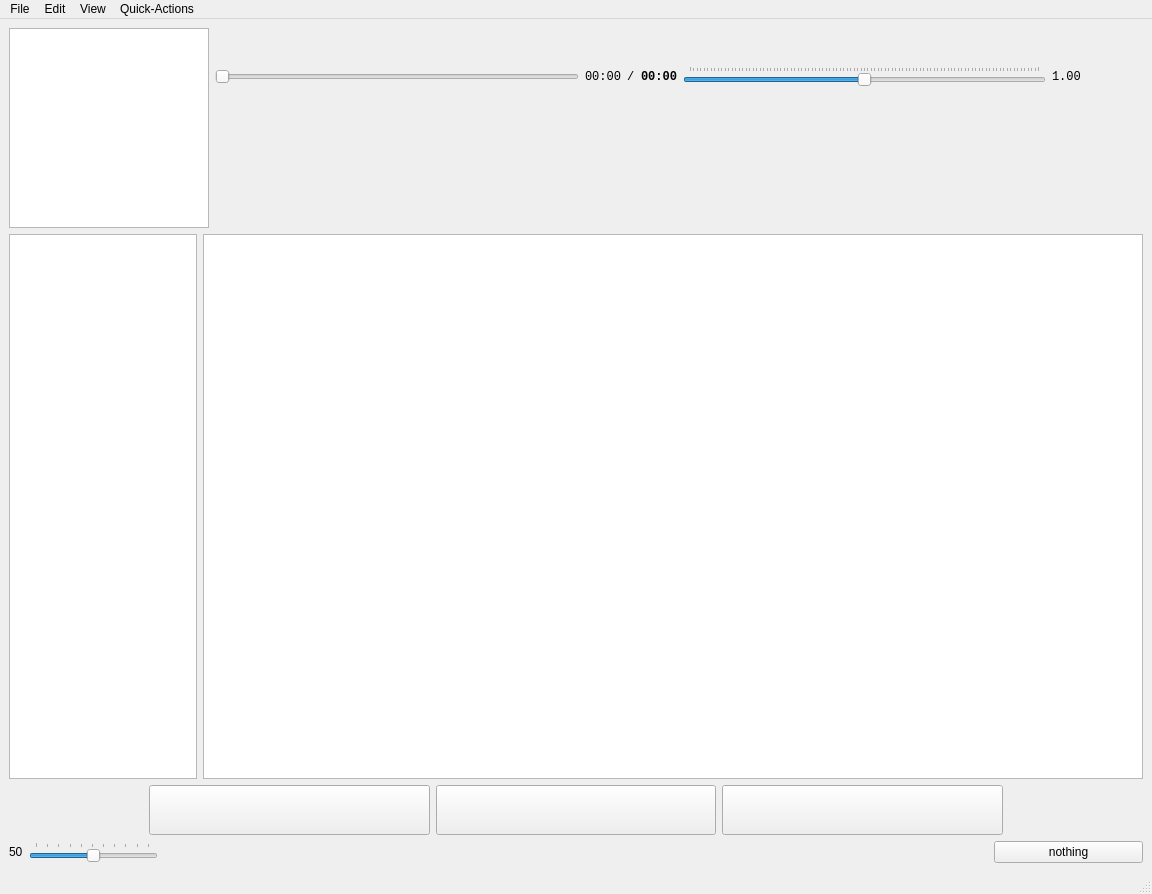
Before: the Qt Designer form ui.ui in billypom/musicpom, drawn with Qt 5.
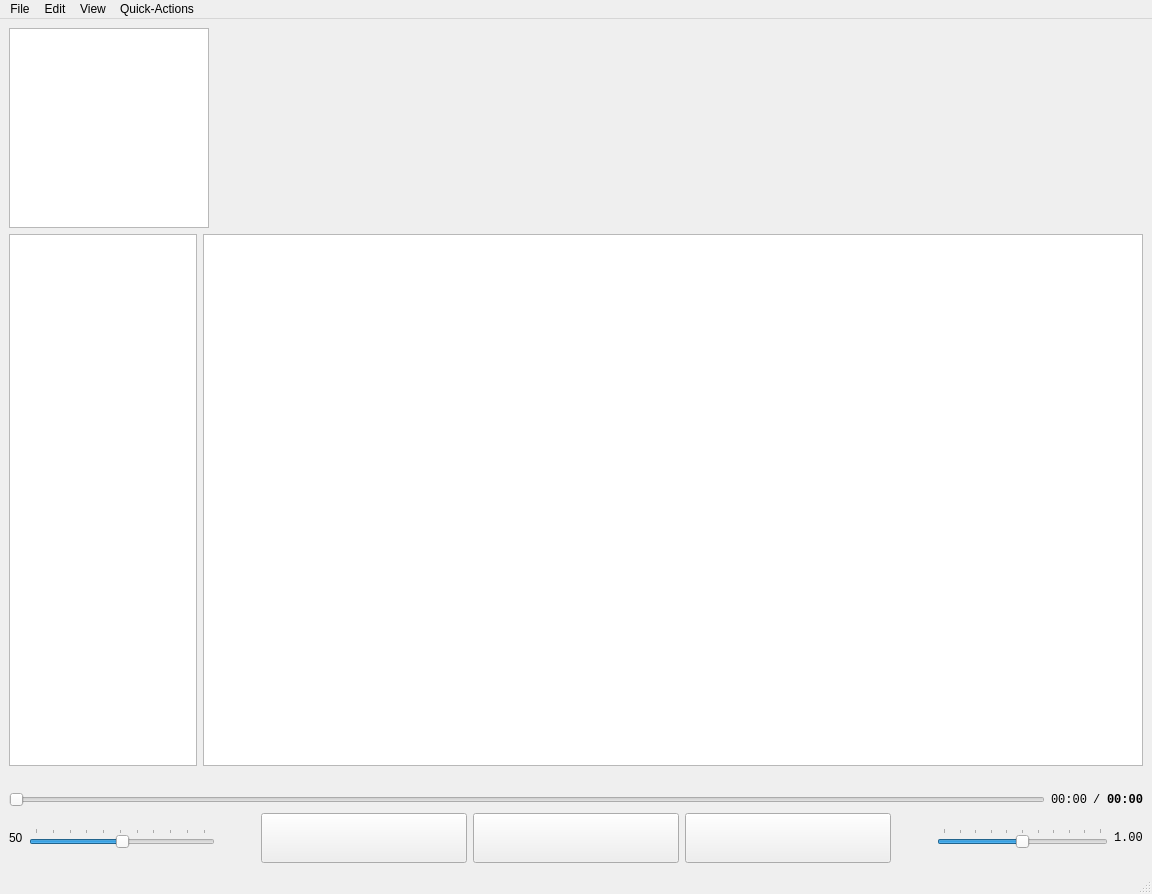
After: the same form once the commit is applied. Custom widgets are drawn as their Qt base class.

Commit message: debug window table working, ui changes, small bugfixes

What changed in the file:
```diff
--- a/ui.ui
+++ b/ui.ui
@@ -19,7 +19,7 @@
   <widget class="QWidget" name="centralwidget">
    <layout class="QVBoxLayout" name="verticalLayout_3" stretch="20">
     <item>
-     <layout class="QVBoxLayout" name="verticalLayout" stretch="0,0,0,0">
+     <layout class="QVBoxLayout" name="verticalLayout">
       <property name="spacing">
        <number>6</number>
       </property>
@@ -65,120 +65,8 @@
         </item>
         <item>
          <layout class="QVBoxLayout" name="vLayoutPlaybackVisuals">
-          <property name="sizeConstraint">
-           <enum>QLayout::SetMaximumSize</enum>
-          </property>
           <item>
-           <layout class="QHBoxLayout" name="horizontalLayout" stretch="4,0,4,1">
-            <property name="sizeConstraint">
-             <enum>QLayout::SetMaximumSize</enum>
-            </property>
-            <item>
-             <widget class="QSlider" name="playbackSlider">
-              <property name="orientation">
-               <enum>Qt::Horizontal</enum>
-              </property>
-             </widget>
-            </item>
-            <item>
-             <layout class="QHBoxLayout" name="timeHorizontalLayout2">
-              <item>
-               <widget class="QLabel" name="startTimeLabel">
-                <property name="font">
-                 <font>
-                  <family>Monospace</family>
-                  <italic>false</italic>
-                 </font>
-                </property>
-                <property name="text">
-                 <string>00:00</string>
-                </property>
-               </widget>
-              </item>
-              <item>
-               <widget class="QLabel" name="slashLabel">
-                <property name="font">
-                 <font>
-                  <family>Monospace</family>
-                  <italic>false</italic>
-                 </font>
-                </property>
-                <property name="text">
-                 <string>/</string>
-                </property>
-               </widget>
-              </item>
-              <item>
-               <widget class="QLabel" name="endTimeLabel">
-                <property name="font">
-                 <font>
-                  <family>Monospace</family>
-                  <weight>75</weight>
-                  <italic>false</italic>
-                  <bold>true</bold>
-                 </font>
-                </property>
-                <property name="text">
-                 <string>00:00</string>
-                </property>
-               </widget>
-              </item>
-             </layout>
-            </item>
-            <item>
-             <widget class="QSlider" name="speedSlider">
-              <property name="minimum">
-               <number>0</number>
-              </property>
-              <property name="maximum">
-               <number>100</number>
-              </property>
-              <property name="singleStep">
-               <number>1</number>
-              </property>
-              <property name="value">
-               <number>50</number>
-              </property>
-              <property name="orientation">
-               <enum>Qt::Horizontal</enum>
-              </property>
-              <property name="invertedAppearance">
-               <bool>false</bool>
-              </property>
-              <property name="tickPosition">
-               <enum>QSlider::TicksAbove</enum>
-              </property>
-             </widget>
-            </item>
-            <item>
-             <widget class="QLabel" name="speedLabel">
-              <property name="font">
-               <font>
-                <family>Monospace</family>
-               </font>
-              </property>
-              <property name="text">
-               <string>1.00</string>
-              </property>
-             </widget>
-            </item>
-           </layout>
-          </item>
-          <item>
-           <widget class="PlotWidget" name="PlotWidget" native="true">
-            <property name="sizePolicy">
-             <sizepolicy hsizetype="Expanding" vsizetype="Maximum">
-              <horstretch>0</horstretch>
-              <verstretch>0</verstretch>
-             </sizepolicy>
-            </property>
-            <property name="maximumSize">
-             <size>
-              <width>16777215</width>
-              <height>150</height>
-             </size>
-            </property>
-           </widget>
+           <widget class="PlotWidget" name="PlotWidget" native="true"/>
           </item>
          </layout>
         </item>
@@ -204,67 +92,86 @@
        </layout>
       </item>
       <item>
-       <layout class="QHBoxLayout" name="hLayoutControls" stretch="1,2,2,2,1">
+       <layout class="QHBoxLayout" name="hLayoutCurrentSongDetails" stretch="0">
         <property name="spacing">
          <number>6</number>
         </property>
         <item>
-         <spacer name="horizontalSpacer_2">
+         <layout class="QHBoxLayout" name="hLayoutSongDetails" stretch="0,0,0">
+          <item>
+           <widget class="QLabel" name="artistLabel"/>
+          </item>
+          <item>
+           <widget class="QLabel" name="titleLabel"/>
+          </item>
+          <item>
+           <widget class="QLabel" name="albumLabel"/>
+          </item>
+         </layout>
+        </item>
+       </layout>
+      </item>
+      <item>
+       <layout class="QHBoxLayout" name="hLayoutPlayback" stretch="4,0">
+        <property name="sizeConstraint">
+         <enum>QLayout::SetMaximumSize</enum>
+        </property>
+        <item>
+         <widget class="QSlider" name="playbackSlider">
           <property name="orientation">
            <enum>Qt::Horizontal</enum>
           </property>
-          <property name="sizeHint" stdset="0">
-           <size>
-            <width>40</width>
-            <height>20</height>
-           </size>
-          </property>
-         </spacer>
-        </item>
-        <item>
-         <widget class="QPushButton" name="previousButton">
-          <property name="font">
-           <font>
-            <pointsize>28</pointsize>
-           </font>
-          </property>
          </widget>
         </item>
         <item>
-         <widget class="QPushButton" name="playButton">
-          <property name="font">
-           <font>
-            <pointsize>28</pointsize>
-           </font>
-          </property>
-         </widget>
+         <layout class="QHBoxLayout" name="timeHorizontalLayout2">
+          <item>
+           <widget class="QLabel" name="startTimeLabel">
+            <property name="font">
+             <font>
+              <family>Monospace</family>
+              <italic>false</italic>
+             </font>
+            </property>
+            <property name="text">
+             <string>00:00</string>
+            </property>
+           </widget>
+          </item>
+          <item>
+           <widget class="QLabel" name="slashLabel">
+            <property name="font">
+             <font>
+              <family>Monospace</family>
+              <italic>false</italic>
+             </font>
+            </property>
+            <property name="text">
+             <string>/</string>
+            </property>
+           </widget>
+          </item>
+          <item>
+           <widget class="QLabel" name="endTimeLabel">
+            <property name="font">
+             <font>
+              <family>Monospace</family>
+              <weight>75</weight>
+              <italic>false</italic>
+              <bold>true</bold>
+             </font>
+            </property>
+            <property name="text">
+             <string>00:00</string>
+            </property>
+           </widget>
+          </item>
+         </layout>
         </item>
-        <item>
-         <widget class="QPushButton" name="nextButton">
-          <property name="font">
-           <font>
-            <pointsize>28</pointsize>
-           </font>
-          </property>
-         </widget>
-        </item>
-        <item>
-         <spacer name="horizontalSpacer_3">
-          <property name="orientation">
-           <enum>Qt::Horizontal</enum>
-          </property>
-          <property name="sizeHint" stdset="0">
-           <size>
-            <width>40</width>
-            <height>20</height>
-           </size>
-          </property>
-         </spacer>
-        </item>
        </layout>
       </item>
       <item>
-       <layout class="QHBoxLayout" name="hLayoutControls2" stretch="1,0,5,0,1">
+       <layout class="QHBoxLayout" name="hLayoutControls" stretch="1,0,1,1,1,0,1">
         <property name="spacing">
          <number>6</number>
         </property>
@@ -312,17 +219,31 @@
          </spacer>
         </item>
         <item>
-         <layout class="QHBoxLayout" name="hLayoutSongDetails">
-          <item>
-           <widget class="QLabel" name="artistLabel"/>
-          </item>
-          <item>
-           <widget class="QLabel" name="titleLabel"/>
-          </item>
-          <item>
-           <widget class="QLabel" name="albumLabel"/>
-          </item>
-         </layout>
+         <widget class="QPushButton" name="previousButton">
+          <property name="font">
+           <font>
+            <pointsize>28</pointsize>
+           </font>
+          </property>
+         </widget>
+        </item>
+        <item>
+         <widget class="QPushButton" name="playButton">
+          <property name="font">
+           <font>
+            <pointsize>28</pointsize>
+           </font>
+          </property>
+         </widget>
+        </item>
+        <item>
+         <widget class="QPushButton" name="nextButton">
+          <property name="font">
+           <font>
+            <pointsize>28</pointsize>
+           </font>
+          </property>
+         </widget>
         </item>
         <item>
          <spacer name="horizontalSpacer">
@@ -338,11 +259,45 @@
          </spacer>
         </item>
         <item>
-         <widget class="QPushButton" name="pushButton">
-          <property name="text">
-           <string>nothing</string>
-          </property>
-         </widget>
+         <layout class="QHBoxLayout" name="horizontalLayout_2">
+          <item>
+           <widget class="QSlider" name="speedSlider">
+            <property name="minimum">
+             <number>0</number>
+            </property>
+            <property name="maximum">
+             <number>100</number>
+            </property>
+            <property name="singleStep">
+             <number>1</number>
+            </property>
+            <property name="value">
+             <number>50</number>
+            </property>
+            <property name="orientation">
+             <enum>Qt::Horizontal</enum>
+            </property>
+            <property name="invertedAppearance">
+             <bool>false</bool>
+            </property>
+            <property name="tickPosition">
+             <enum>QSlider::TicksAbove</enum>
+            </property>
+           </widget>
+          </item>
+          <item>
+           <widget class="QLabel" name="speedLabel">
+            <property name="font">
+             <font>
+              <family>Monospace</family>
+             </font>
+            </property>
+            <property name="text">
+             <string>1.00</string>
+            </property>
+           </widget>
+          </item>
+         </layout>
         </item>
        </layout>
       </item>
```
Left out of the diff: 2 changed lines with no effect on the pictures. The commit also changes 5 other files.
